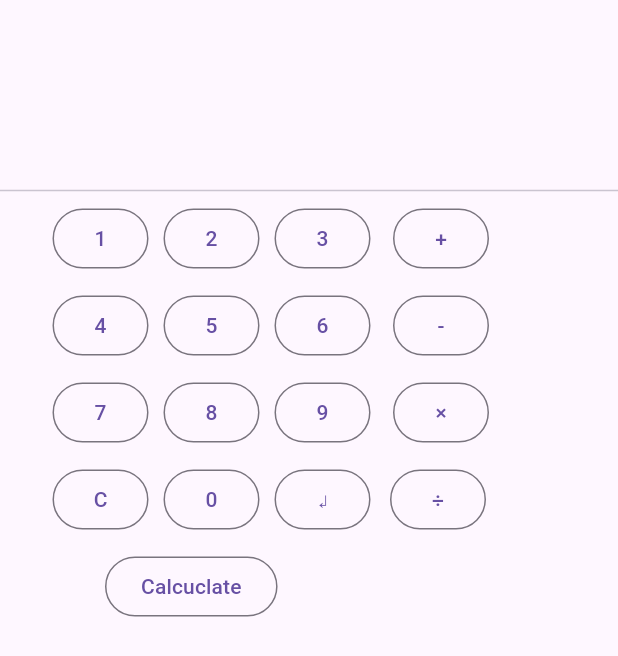
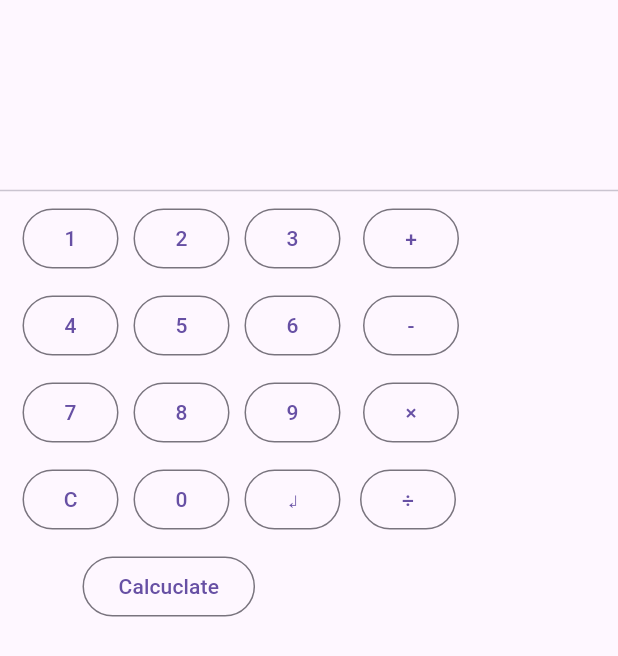
Before and after one commit to TheDarkSide1992/rpn_cal, a Flutter app: the screen it shows after launch, on a phone screen of 412 x 824 dp. Shown: the top 656 px of the screen. Run offline on Flutter 3.47's test engine with Material 3 defaults, Android fonts, the light colour scheme and no system bars.

Commit message:
reduced padding left side

```diff
--- a/lib/calculator_screen.dart
+++ b/lib/calculator_screen.dart
@@ -27,25 +27,25 @@ class _CalculatorScreenState extends State<CalculatorScreen> {
             children: [
               Row(
                 children: [
-                  Container(width: 30, color: Colors.transparent),
+                  Container(width: 15, color: Colors.transparent),
                   Text(currentValue),
                 ],
               ),
               Row(
                 children: [
-                  Container(width: 30, color: Colors.transparent),
+                  Container(width: 15, color: Colors.transparent),
                   Text(commandList),
                 ],
               ),
               Row(
                 children: [
-                  Container(width: 30, color: Colors.transparent),
+                  Container(width: 15, color: Colors.transparent),
                   Text(numberList),
                 ],
               ),
               const Divider(),
               Row(children: [
-                Container(width: 35, color: Colors.transparent),
+                Container(width: 15, color: Colors.transparent),
                 _numbtn(1),
                 Container(width: 10, color: Colors.transparent),
                 _numbtn(2),
@@ -56,7 +56,7 @@ class _CalculatorScreenState extends State<CalculatorScreen> {
               ]),
               Container(height: 10, color: Colors.transparent),
               Row(children: [
-                Container(width: 35, color: Colors.transparent),
+                Container(width: 15, color: Colors.transparent),
                 _numbtn(4),
                 Container(width: 10, color: Colors.transparent),
                 _numbtn(5),
@@ -67,7 +67,7 @@ class _CalculatorScreenState extends State<CalculatorScreen> {
               ]),
               Container(height: 10, color: Colors.transparent),
               Row(children: [
-                Container(width: 35, color: Colors.transparent),
+                Container(width: 15, color: Colors.transparent),
                 _numbtn(7),
                 Container(width: 10, color: Colors.transparent),
                 _numbtn(8),
@@ -78,7 +78,7 @@ class _CalculatorScreenState extends State<CalculatorScreen> {
               ]),
               Container(height: 10, color: Colors.transparent),
               Row(children: [
-                Container(width: 35, color: Colors.transparent),
+                Container(width: 15, color: Colors.transparent),
                 _clear(),
                 Container(width: 10, color: Colors.transparent),
                 _numbtn(0),
@@ -89,7 +89,7 @@ class _CalculatorScreenState extends State<CalculatorScreen> {
               ]),
               Container(height: 10, color: Colors.transparent),
               Row(children: [
-                Container(width: 70, color: Colors.transparent),
+                Container(width: 55, color: Colors.transparent),
                 _calculate(),
               ]),
             ],
```
